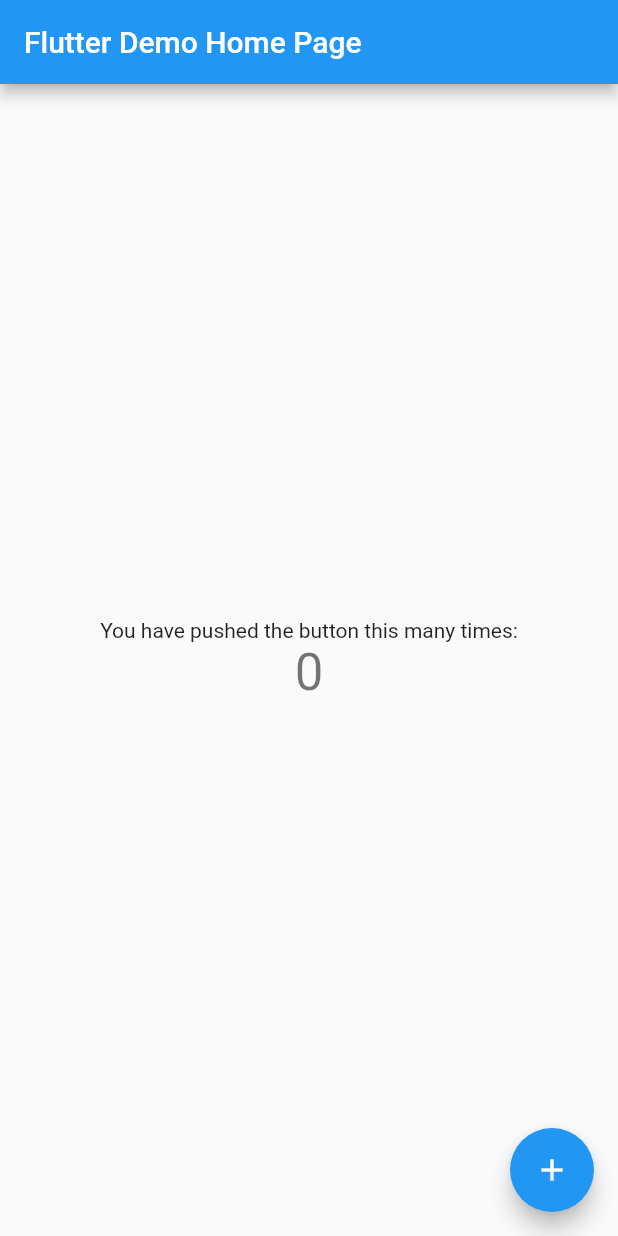
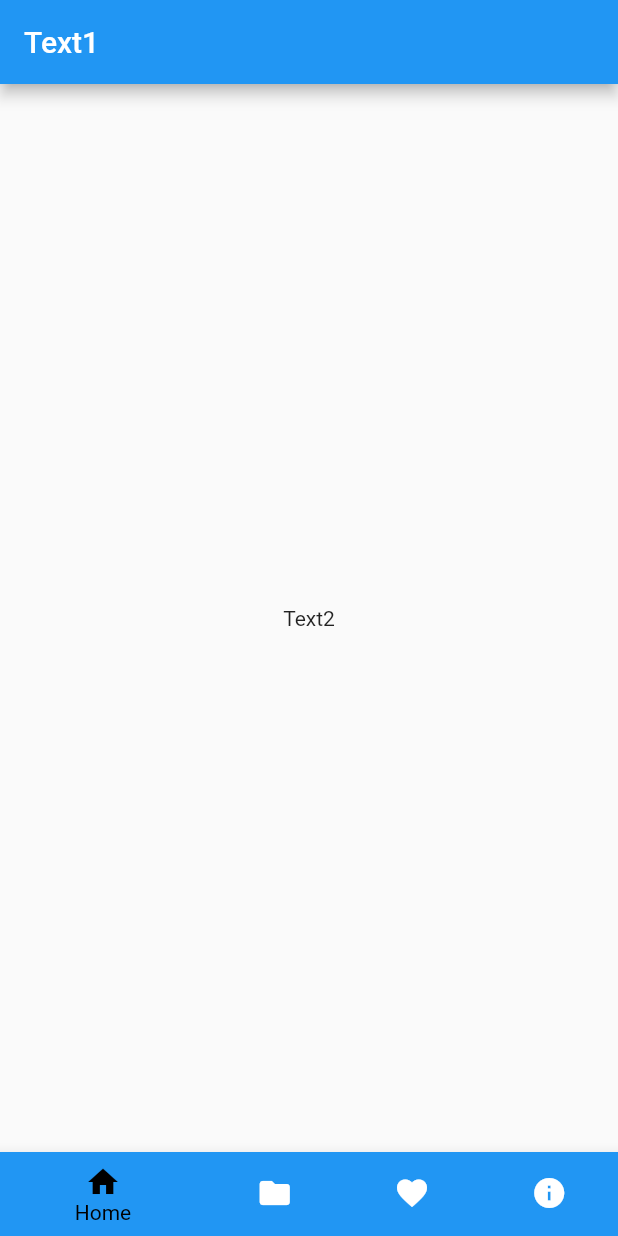
Before and after one commit to Alin236/AMSE, a Flutter app: the screen it shows after launch, on a phone screen of 412 x 824 dp. Run offline on Flutter 3.47's test engine with Material 2 defaults, Android fonts, the light colour scheme and no system bars.

Commit message:
NavBar créé

```diff
--- a/tp1/lib/main.dart
+++ b/tp1/lib/main.dart
@@ -7,109 +7,84 @@
 class MyApp extends StatelessWidget {
   const MyApp({Key? key}) : super(key: key);
 
-  // This widget is the root of your application.
   @override
   Widget build(BuildContext context) {
     return MaterialApp(
-      title: 'Flutter Demo',
+      title: 'Gestion de média',
       theme: ThemeData(
-        // This is the theme of your application.
-        //
-        // Try running your application with "flutter run". You'll see the
-        // application has a blue toolbar. Then, without quitting the app, try
-        // changing the primarySwatch below to Colors.green and then invoke
-        // "hot reload" (press "r" in the console where you ran "flutter run",
-        // or simply save your changes to "hot reload" in a Flutter IDE).
-        // Notice that the counter didn't reset back to zero; the application
-        // is not restarted.
         primarySwatch: Colors.blue,
       ),
-      home: const MyHomePage(title: 'Flutter Demo Home Page'),
+      home: NavBar(),
     );
   }
 }
 
-class MyHomePage extends StatefulWidget {
-  const MyHomePage({Key? key, required this.title}) : super(key: key);
-
-  // This widget is the home page of your application. It is stateful, meaning
-  // that it has a State object (defined below) that contains fields that affect
-  // how it looks.
-
-  // This class is the configuration for the state. It holds the values (in this
-  // case the title) provided by the parent (in this case the App widget) and
-  // used by the build method of the State. Fields in a Widget subclass are
-  // always marked "final".
-
-  final String title;
+class NavBar extends StatefulWidget {
+  const NavBar({Key? key}) : super(key: key);
 
   @override
-  State<MyHomePage> createState() => _MyHomePageState();
+  State<NavBar> createState() => _NavBarState();
 }
 
-class _MyHomePageState extends State<MyHomePage> {
-  int _counter = 0;
+class _NavBarState extends State<NavBar> {
+  int _selectedPage = 0;
+  static const List<Widget> _pageOptions = <Widget>[
+    Text(
+      'Text2',
+    ),
+    Text(
+      'Text3',
+    ),
+    Text(
+      'Text4',
+    ),
+    Text(
+      'Text5',
+    ),
+  ];
 
-  void _incrementCounter() {
+  void _onItemTapped(int index) {
     setState(() {
-      // This call to setState tells the Flutter framework that something has
-      // changed in this State, which causes it to rerun the build method below
-      // so that the display can reflect the updated values. If we changed
-      // _counter without calling setState(), then the build method would not be
-      // called again, and so nothing would appear to happen.
-      _counter++;
+      _selectedPage = index;
     });
   }
 
   @override
   Widget build(BuildContext context) {
-    // This method is rerun every time setState is called, for instance as done
-    // by the _incrementCounter method above.
-    //
-    // The Flutter framework has been optimized to make rerunning build methods
-    // fast, so that you can just rebuild anything that needs updating rather
-    // than having to individually change instances of widgets.
     return Scaffold(
       appBar: AppBar(
-        // Here we take the value from the MyHomePage object that was created by
-        // the App.build method, and use it to set our appbar title.
-        title: Text(widget.title),
+        title: const Text('Text1'),
       ),
       body: Center(
-        // Center is a layout widget. It takes a single child and positions it
-        // in the middle of the parent.
-        child: Column(
-          // Column is also a layout widget. It takes a list of children and
-          // arranges them vertically. By default, it sizes itself to fit its
-          // children horizontally, and tries to be as tall as its parent.
-          //
-          // Invoke "debug painting" (press "p" in the console, choose the
-          // "Toggle Debug Paint" action from the Flutter Inspector in Android
-          // Studio, or the "Toggle Debug Paint" command in Visual Studio Code)
-          // to see the wireframe for each widget.
-          //
-          // Column has various properties to control how it sizes itself and
-          // how it positions its children. Here we use mainAxisAlignment to
-          // center the children vertically; the main axis here is the vertical
-          // axis because Columns are vertical (the cross axis would be
-          // horizontal).
-          mainAxisAlignment: MainAxisAlignment.center,
-          children: <Widget>[
-            const Text(
-              'You have pushed the button this many times:',
-            ),
-            Text(
-              '$_counter',
-              style: Theme.of(context).textTheme.headline4,
-            ),
-          ],
-        ),
+        child: _pageOptions.elementAt(_selectedPage),
       ),
-      floatingActionButton: FloatingActionButton(
-        onPressed: _incrementCounter,
-        tooltip: 'Increment',
-        child: const Icon(Icons.add),
-      ), // This trailing comma makes auto-formatting nicer for build methods.
+      bottomNavigationBar: BottomNavigationBar(
+        items: const <BottomNavigationBarItem>[
+          BottomNavigationBarItem(
+            icon: Icon(Icons.home),
+            label: 'Home',
+            backgroundColor: Colors.blue,
+          ),
+          BottomNavigationBarItem(
+            icon: Icon(Icons.folder),
+            label: 'Média',
+            backgroundColor: Colors.green,
+          ),
+          BottomNavigationBarItem(
+            icon: Icon(Icons.favorite),
+            label: 'Favoris',
+            backgroundColor: Colors.red,
+          ),
+          BottomNavigationBarItem(
+            icon: Icon(Icons.info),
+            label: 'About',
+            backgroundColor: Colors.grey,
+          ),
+        ],
+        currentIndex: _selectedPage,
+        selectedItemColor: Colors.black,
+        onTap: _onItemTapped,
+      ),
     );
   }
 }
```
